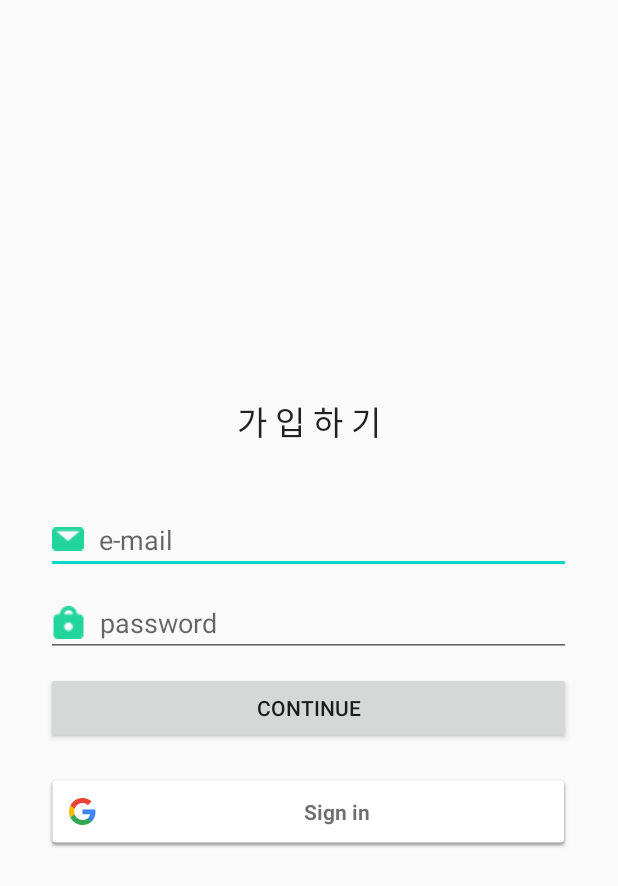
After one commit to Johyeyoung/2020FoodSafety_Nutrition-Facts, an Android app: the layout activity_login.xml on its own in the app's theme, with its tools: preview values and no code run, on a phone screen of 412 x 824 dp. The commit adds this screen. Shown: the top 886 px of the screen. Run offline under Robolectric (Android 15) with nearby library versions, the phone set to English and light mode, and no system bars.

Commit message:
Add files via upload

```diff
--- /dev/null
+++ b/app/src/main/res/layout/activity_login.xml
@@ -0,0 +1,90 @@
+<?xml version="1.0" encoding="utf-8"?>
+<RelativeLayout xmlns:android="http://schemas.android.com/apk/res/android"
+    xmlns:app="http://schemas.android.com/apk/res-auto"
+    xmlns:tools="http://schemas.android.com/tools"
+    android:orientation="vertical"
+    android:layout_width="match_parent"
+    android:layout_height="match_parent"
+    tools:context=".LoginActivity">
+    <TextView
+        android:id="@+id/textView"
+        android:layout_centerHorizontal="true"
+        android:layout_above="@+id/login_linear_layout"
+        android:layout_marginBottom="30dp"
+        android:layout_width="wrap_content"
+        android:layout_height="wrap_content"
+        android:text="가 입 하 기"
+        android:textAppearance="@style/TextAppearance.AppCompat.Large" />
+    <LinearLayout
+        android:id="@+id/login_linear_layout"
+        android:layout_width="match_parent"
+        android:layout_height="wrap_content"
+        android:layout_centerInParent="true"
+        android:gravity="center"
+        android:orientation="vertical">
+
+<!--        <EditText-->
+<!--            android:id="@+id/editTextNickNname"-->
+<!--            android:layout_width="350dp"-->
+<!--            android:layout_height="wrap_content"-->
+<!--            android:layout_above="@+id/editTextTextEmailAddress"-->
+<!--            android:layout_centerHorizontal="true"-->
+<!--            android:drawableLeft="@drawable/icon"-->
+<!--            android:drawablePadding="10dp"-->
+<!--            android:ems="10"-->
+<!--            android:hint="nick-name"-->
+<!--            android:inputType="text" />-->
+
+        <EditText
+            android:id="@+id/editTextTextEmailAddress"
+            android:drawableLeft="@drawable/mail"
+            android:drawablePadding="10dp"
+            android:layout_marginTop="10dp"
+            android:layout_width="350dp"
+            android:layout_height="wrap_content"
+            android:layout_centerHorizontal="true"
+            android:layout_above="@+id/editTextTextPassword"
+            android:ems="10"
+            android:hint="e-mail"
+            android:inputType="textEmailAddress" />
+
+        <EditText
+            android:id="@+id/editTextTextPassword"
+            android:drawableLeft="@drawable/lock"
+            android:drawablePadding="10dp"
+            android:layout_marginTop="10dp"
+            android:layout_width="350dp"
+            android:layout_height="wrap_content"
+            android:layout_centerInParent="true"
+            android:ems="10"
+            android:hint="password"
+            android:inputType="textPassword" />
+
+        <Button
+            android:id="@+id/buttonEmailSignIn"
+            android:layout_marginTop="10dp"
+            android:layout_width="350dp"
+            android:layout_height="wrap_content"
+            android:text="CONTINUE" />
+
+    </LinearLayout>
+
+
+    <com.google.android.gms.common.SignInButton
+        android:layout_marginTop="20dp"
+        android:id="@+id/google_login_button"
+        android:layout_width="350dp"
+        android:layout_height="50dp"
+        android:layout_below="@+id/login_linear_layout"
+        android:layout_centerHorizontal="true"
+        app:layout_constraintBottom_toBottomOf="parent"
+        app:layout_constraintEnd_toEndOf="parent"
+        app:layout_constraintStart_toStartOf="parent"
+        app:layout_constraintTop_toTopOf="parent">
+
+    </com.google.android.gms.common.SignInButton>
+
+
+
+
+</RelativeLayout>
```
Also changed, not shown: app/src/main/res/layout/activity_start.xml (added, +23 -0 lines), app/src/main/res/layout/fragment_health_info.xml (added, +174 -0 lines), app/src/main/res/layout/fragment_myinfo.xml (+61 -13 lines), app/src/main/res/layout/listview_item.xml (added, +25 -0 lines).
